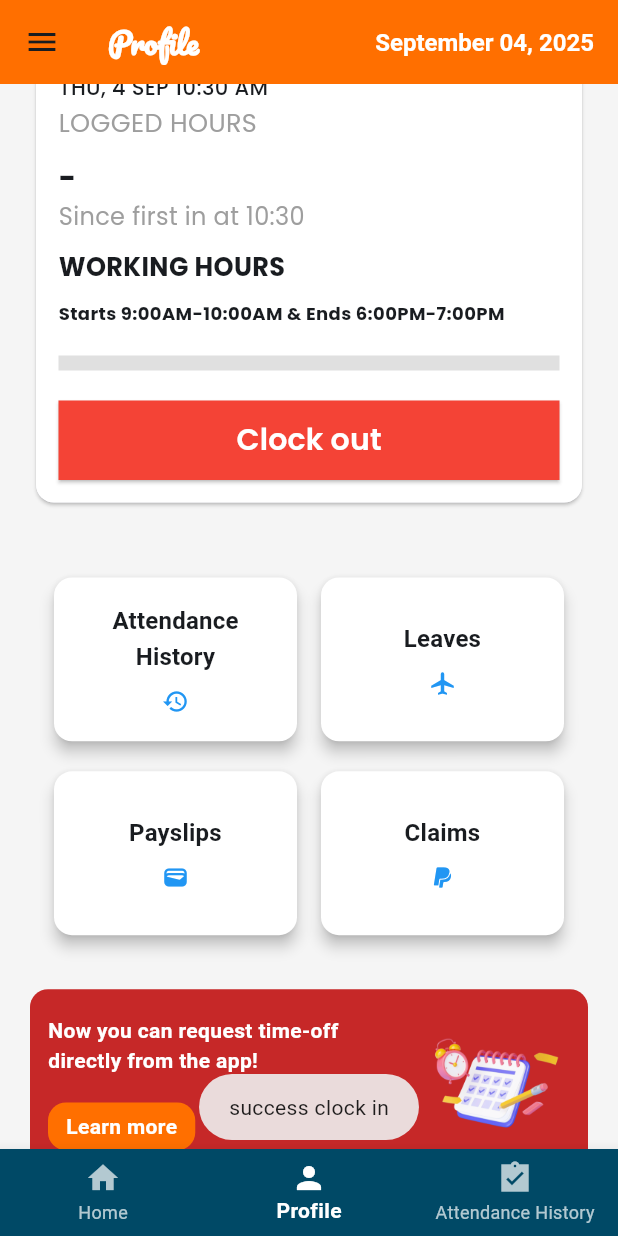
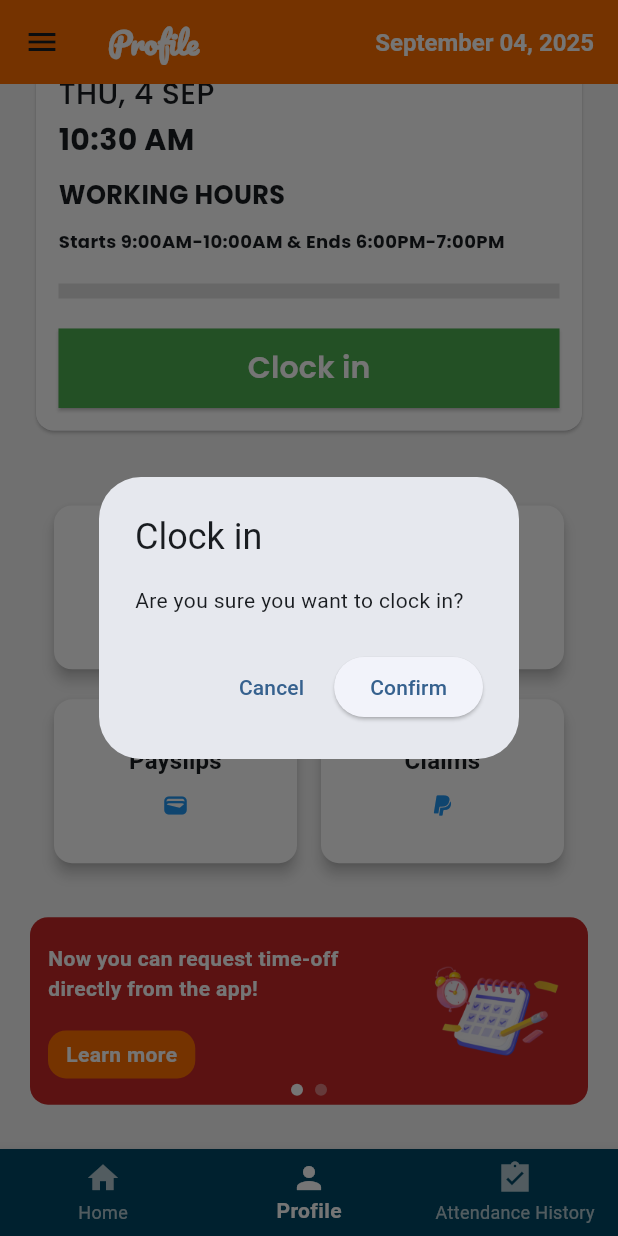
Before and after one commit to hidayattresnadi/Flutter_Project, a Flutter app: the screen it shows after launch, scrolled down 180 dp, after a tap on "Clock in", on a phone screen of 412 x 824 dp. Run offline on Flutter 3.47's test engine with Material 3 defaults, Android fonts, the phone set to English and light mode, and no system bars; drawn by our look-alikes of auto_size_text, carousel_slider; our stand-ins replace fluttertoast, google_fonts, image_picker, mask_text_input_formatter; network calls fail.

Commit message:
feat : connect clock in, clock out, and fetch attendance histories with postgres database

```diff
--- a/hr_attendance_tracker/lib/main.dart
+++ b/hr_attendance_tracker/lib/main.dart
@@ -66,14 +66,17 @@ class _MainScreenState extends State<MainScreen> {
         title: Row(
           mainAxisAlignment: MainAxisAlignment.spaceBetween,
           children: [
-            Text(
-              _titles[_currentIndex],
-              style: GoogleFonts.pacifico(
-                fontWeight: FontWeight.bold,
-                color: Colors.white,
-                fontSize: 20,
+            Expanded(
+              child: Text(
+                _titles[_currentIndex],
+                style: GoogleFonts.pacifico(
+                  fontWeight: FontWeight.bold,
+                  color: Colors.white,
+                  fontSize: 20,
+                ),
               ),
             ),
+
             Text(
               DateFormat('MMMM dd, yyyy').format(DateTime.now()),
               style: TextStyle(
--- a/hr_attendance_tracker/lib/providers/attendance_record_provider.dart
+++ b/hr_attendance_tracker/lib/providers/attendance_record_provider.dart
@@ -1,82 +1,75 @@
 import 'package:flutter/material.dart';
 import 'package:hr_attendance_tracker/models/attendance_record_model.dart';
+import 'package:hr_attendance_tracker/services/attendance_service.dart';
 import 'package:intl/intl.dart';
 
 class AttendanceRecordProvider extends ChangeNotifier {
-  final List<AttendanceRecord> _attendanceRecords = [
-    AttendanceRecord(
-      date: 'Aug 1, 2025',
-      day: 'Monday',
-      checkIn: '08:00',
-      checkOut: '17:00',
-      status: 'Present',
-    ),
-    AttendanceRecord(
-      date: 'Aug 2, 2025',
-      day: 'Monday',
-      checkIn: '08:05',
-      checkOut: '17:10',
-      status: 'Present',
-    ),
-    AttendanceRecord(
-      date: 'Aug 3, 2025',
-      day: 'Monday',
-      checkIn: '08:15',
-      checkOut: '16:50',
-      status: 'Present',
-    ),
-    AttendanceRecord(
-      date: 'Aug 4, 2025',
-      day: 'Monday',
-      checkIn: '-',
-      checkOut: '-',
-      status: 'Absent',
-    ),
-    AttendanceRecord(
-      date: 'Aug 5, 2025',
-      day: 'Monday',
-      checkIn: '08:10',
-      checkOut: '17:00',
-      status: 'Present',
-    ),
-    AttendanceRecord(
-      date: 'Aug 6, 2025',
-      day: 'Monday',
-      checkIn: '08:20',
-      checkOut: '17:30',
-      status: 'Present',
-    ),
-    AttendanceRecord(
-      date: 'Aug 7, 2025',
-      day: 'Monday',
-      checkIn: '-',
-      checkOut: '-',
-      status: 'Absent',
-    ),
-  ];
+  List<AttendanceRecord> _attendanceRecords = [];
+  String? _errorMessage;
+  bool _isLoading = false;
+  AttendanceRecord? _lastRecord;
 
+  String? get errorMessage => _errorMessage;
+  bool get isLoading => _isLoading;
   List<AttendanceRecord> get attendanceRecords => _attendanceRecords;
-  void addAttendance() {
+  AttendanceRecord? get lastRecord => _lastRecord;
+
+  // get all data from API
+  Future<void> fetchAttendances() async {
+    _errorMessage = null;
+    _isLoading = true;
+    _attendanceRecords = [];
+
+    await Future.delayed(const Duration(seconds: 2));
+    try {
+      _attendanceRecords = await AttendanceService.fetchAttendances();
+      _lastRecord = _attendanceRecords.isNotEmpty
+          ? _attendanceRecords.last
+          : null;
+    } catch (e) {
+      _errorMessage = e.toString();
+    }
+    _isLoading = false;
+    notifyListeners();
+  }
+
+  // Add Attendance (clock in)
+  Future<bool> addAttendance() async {
+    try {
       String today = DateFormat('MMM d, yyyy').format(DateTime.now());
       String dayName = DateFormat('EEEE').format(DateTime.now());
       String time24 = DateFormat('HH:mm').format(DateTime.now());
 
-    _attendanceRecords.add(
-      AttendanceRecord(
+      AttendanceRecord attendanceRecord = AttendanceRecord(
         date: today,
         day: dayName,
         checkIn: time24,
         checkOut: '-',
         status: 'Present',
-      ),
+        employeeId: 1,
       );
+
+      await AttendanceService.addAttendance(attendanceRecord);
+      await fetchAttendances();
+      return true;
+    } catch (e) {
+      _errorMessage = e.toString();
       notifyListeners();
+      return false;
+    }
   }
 
-  void updateAttandance() {
-    int index = _attendanceRecords.length - 1;
+  // Update Attendance (clock out)
+  Future<bool> updateAttandance() async {
+    try {
       String time24 = DateFormat('HH:mm').format(DateTime.now());
-    _attendanceRecords[index].checkOut = time24;
+      await AttendanceService.updateAttendance(time24);
+      await fetchAttendances();
+      return true;
+    } catch (e) {
+      _errorMessage = e.toString();
       notifyListeners();
+      return false;
     }
   }
+}
--- a/hr_attendance_tracker/lib/screens/home_screen.dart
+++ b/hr_attendance_tracker/lib/screens/home_screen.dart
@@ -1,7 +1,6 @@
 import 'dart:io';
 
 import 'package:auto_size_text/auto_size_text.dart';
-import 'package:carousel_slider/carousel_slider.dart';
 import 'package:flutter/material.dart';
 import 'package:fluttertoast/fluttertoast.dart';
 import 'package:hr_attendance_tracker/models/menu_model.dart';
@@ -13,16 +12,34 @@ import 'package:hr_attendance_tracker/widgets/clock_in_button.dart';
 import 'package:intl/intl.dart';
 import 'package:provider/provider.dart';
 
-class HomeScreen extends StatelessWidget {
+class HomeScreen extends StatefulWidget {
   const HomeScreen({super.key});
+
+  @override
+  State<HomeScreen> createState() => _HomeScreenState();
+}
+
+class _HomeScreenState extends State<HomeScreen> {
+  @override
+  void initState() {
+    super.initState();
+    _loadData();
+  }
+
+  Future<void> _loadData() {
+    final provider = context.read<AttendanceRecordProvider>();
+
+    return provider.fetchAttendances(); // All
+  }
 
   @override
   Widget build(BuildContext context) {
     final screenWidth = MediaQuery.of(context).size.width;
     final profile = context.watch<ProfileFormProvider>().profileData;
-    final listAttendanceRecords = context
-        .watch<AttendanceRecordProvider>()
-        .attendanceRecords;
+    final attendanceProvider = context.watch<AttendanceRecordProvider>();
+    final listAttendanceRecords = attendanceProvider.lastRecord;
+    final isLoading = attendanceProvider.isLoading;
+    final errorMessage = attendanceProvider.errorMessage;
 
     String formattedDate = DateFormat(
       'EEE, d MMM',
@@ -66,7 +83,7 @@ class HomeScreen extends StatelessWidget {
                         ),
                       ),
                       Text(
-                        today == listAttendanceRecords.last.date
+                        today == listAttendanceRecords?.date
                             ? 'Have a great day at work!'
                             : 'Begin another great day by clocking in.',
                         style: TextStyle(
@@ -88,7 +105,8 @@ class HomeScreen extends StatelessWidget {
             const SizedBox(height: 30),
 
             // ===== Clock In Card =====
-            if (today != listAttendanceRecords.last.date)
+            if (listAttendanceRecords == null ||
+                today != listAttendanceRecords.date)
               AttendanceCard(
                 dateText: formattedDate,
                 timeText: formattedTime,
@@ -96,31 +114,67 @@ class HomeScreen extends StatelessWidget {
                 buttonText: 'Clock in',
                 buttonColor: Colors.green,
                 showButton: true,
-                onPressed: () {
+                onPressed: () async {
                   final now = DateTime.now();
                   if (now.hour < 9 || (now.hour == 9 && now.minute == 0)) {
                     // Before 9:00
                   } else {
-                    context.read<AttendanceRecordProvider>().addAttendance();
-                    Fluttertoast.showToast(msg: 'success clock in');
+                    final shouldUpdate = await showDialog<bool>(
+                      context: context,
+                      builder: (ctx) => AlertDialog(
+                        title: const Text('Clock in'),
+                        content: const Text(
+                          'Are you sure you want to clock in?',
+                        ),
+                        actions: [
+                          TextButton(
+                            onPressed: () => Navigator.of(ctx).pop(false),
+                            child: const Text('Cancel'),
+                          ),
+                          ElevatedButton(
+                            onPressed: () => Navigator.of(ctx).pop(true),
+                            child: const Text('Confirm'),
+                          ),
+                        ],
+                      ),
+                    );
+
+                    if (!context.mounted) return;
+                    if (shouldUpdate == true) {
+                      await context
+                          .read<AttendanceRecordProvider>()
+                          .addAttendance();
+                      Fluttertoast.showToast(msg: 'success clock in');
+                    }
                   }
                 },
+                // onPressed: () async {
+                //   final now = DateTime.now();
+                //   if (now.hour < 9 || (now.hour == 9 && now.minute == 0)) {
+                //     // Before 9:00
+                //   } else {
+                //     await context
+                //         .read<AttendanceRecordProvider>()
+                //         .addAttendance();
+                //     Fluttertoast.showToast(msg: 'success clock in');
+                //   }
+                // },
               ),
 
             // ===== Clock Out Card =====
-            if (today == listAttendanceRecords.last.date)
+            if (today == listAttendanceRecords?.date)
               AttendanceCard(
                 dateText: formattedDateOut,
-                loggedHours: listAttendanceRecords.isNotEmpty
-                    ? listAttendanceRecords.last.workDuration
+                loggedHours: listAttendanceRecords != null
+                    ? listAttendanceRecords.workDuration
                     : '-',
                 sinceText:
-                    'Since first in at ${listAttendanceRecords.last.checkIn}',
+                    'Since first in at ${listAttendanceRecords?.checkIn}',
                 workingHours: 'Starts 9:00AM-10:00AM & Ends 6:00PM-7:00PM',
                 buttonText: 'Clock out',
                 buttonColor: Colors.red,
                 autoSizeDate: true,
-                showButton: listAttendanceRecords.last.checkOut == '-',
+                showButton: listAttendanceRecords?.checkOut == '-',
                 onPressed: () async {
                   final shouldUpdate = await showDialog<bool>(
                     context: context,
@@ -144,7 +198,9 @@ class HomeScreen extends StatelessWidget {
 
                   if (!context.mounted) return;
                   if (shouldUpdate == true) {
-                    context.read<AttendanceRecordProvider>().updateAttandance();
+                    await context
+                        .read<AttendanceRecordProvider>()
+                        .updateAttandance();
                     Fluttertoast.showToast(msg: 'success clock out');
                   }
                 },
--- /dev/null
+++ b/hr_attendance_tracker/lib/services/attendance_service.dart
@@ -0,0 +1,44 @@
+import 'dart:convert';
+import 'package:hr_attendance_tracker/models/attendance_record_model.dart';
+import 'package:http/http.dart' as http;
+
+class AttendanceService {
+  static const String baseUrl = 'http://10.0.2.2:3000/api/attendance';
+
+  // Fetch attendances from the API
+  static Future<List<AttendanceRecord>> fetchAttendances() async {
+    final response = await http.get(Uri.parse("$baseUrl/1"));
+
+    if (response.statusCode == 200) {
+      final List<dynamic> data = jsonDecode(response.body);
+      return data.map((json) => AttendanceRecord.fromJson(json)).toList();
+    } else {
+      throw Exception("Failed to load attendances");
+    }
+  }
+
+  //Add a new attendance (clock in)
+  static Future<void> addAttendance(AttendanceRecord attendance) async {
+    final response = await http.post(
+      Uri.parse("$baseUrl/clockin"),
+      headers: {"Content-Type": "application/json"},
+      body: jsonEncode(attendance.toJson()),
+    );
+    if (response.statusCode != 201) {
+      throw Exception("Failed to clock in");
+    }
+  }
+
+  // Update attendance (clock out)
+  static Future<void> updateAttendance(String checkOut) async {
+    final response = await http.put(
+      Uri.parse('$baseUrl/clockout'),
+      headers: <String, String>{'Content-Type': 'application/json'},
+      body: json.encode({'check_out': checkOut, 'employee_id': 1}),
+    );
+
+    if (response.statusCode != 200) {
+      throw Exception('Failed to clock out');
+    }
+  }
+}
--- a/hr_attendance_tracker/lib/widgets/clock_in_button.dart
+++ b/hr_attendance_tracker/lib/widgets/clock_in_button.dart
@@ -35,7 +35,7 @@ class AttendanceCard extends StatelessWidget {
   Widget build(BuildContext context) {
     final listAttendanceRecords = context
         .watch<AttendanceRecordProvider>()
-        .attendanceRecords;
+        .lastRecord;
     String today = DateFormat('MMM d, yyyy').format(DateTime.now());
     return Card(
       child: Container(
@@ -112,9 +112,9 @@ class AttendanceCard extends StatelessWidget {
             ),
             const SizedBox(height: 20),
             LinearProgressIndicator(
-              value: today != listAttendanceRecords.last.date
+              value: today != listAttendanceRecords?.date
                   ? 0
-                  : listAttendanceRecords.last.workProgress,
+                  : listAttendanceRecords?.workProgress,
               minHeight: 10,
               backgroundColor: Colors.grey[300],
               color: Colors.blue,
--- a/hr_attendance_tracker/pubspec.yaml
+++ b/hr_attendance_tracker/pubspec.yaml
@@ -43,6 +43,7 @@ dependencies:
   image_picker: ^1.1.2
   mask_text_input_formatter: ^2.9.0
   carousel_slider: ^5.0.0
+  http: ^1.5.0
 
 dev_dependencies:
   flutter_test:
```
Also changed, not shown: hr_attendance_tracker/lib/models/attendance_record_model.dart (+28 -0 lines), hr_attendance_tracker/lib/screens/attendance_history.dart (+50 -9 lines), hr_attendance_tracker/pubspec.lock. Lines whose indentation alone changed are shown as unchanged.
